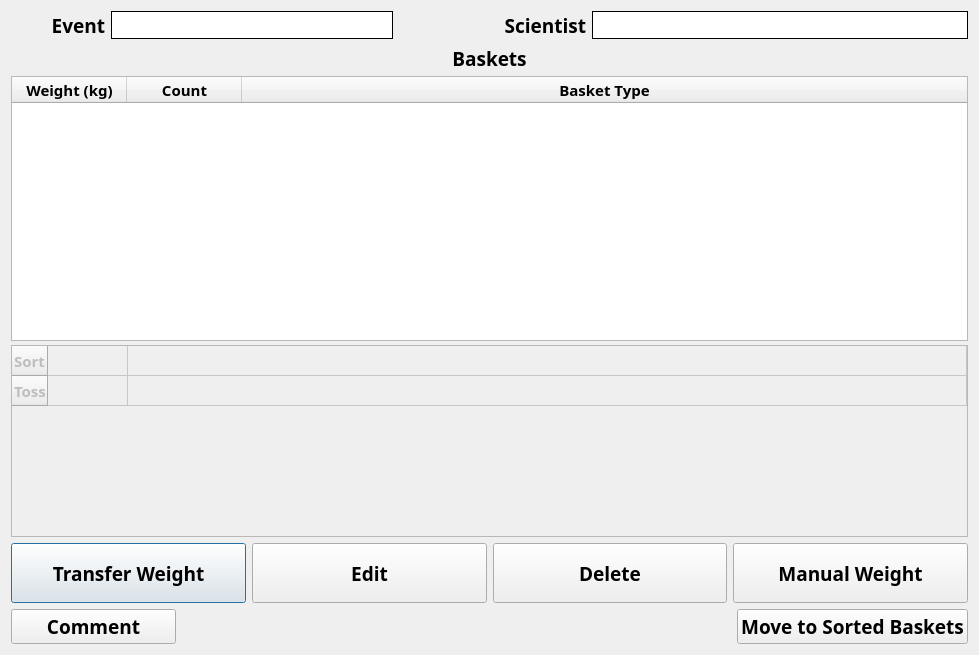
Above: ui/CPSUnsortedCatch.ui from aliciabillings-noaa/CLAMS before the change. Below: the same form after it.
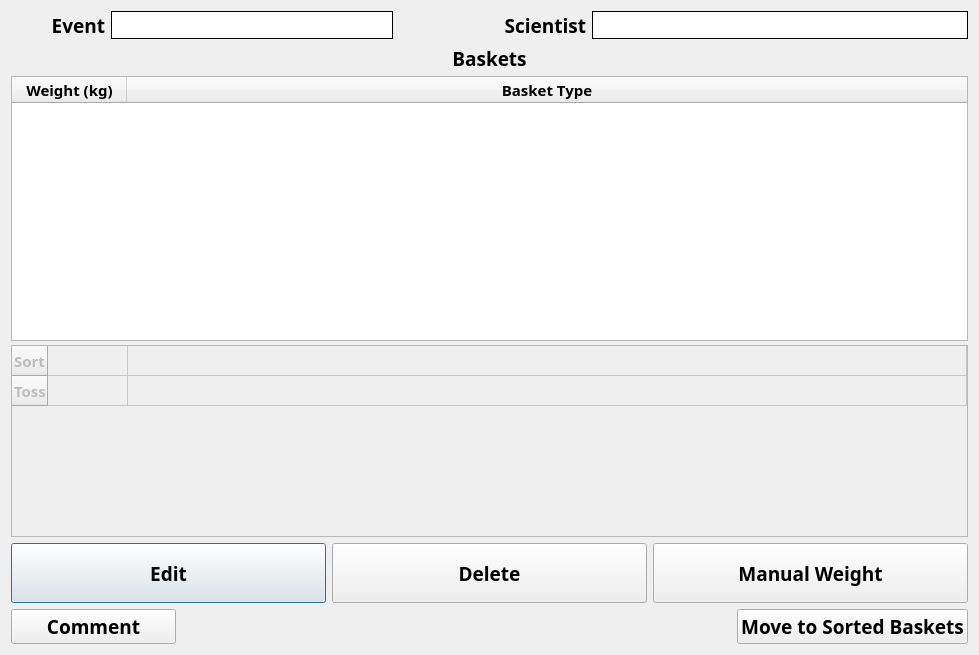
That is the form after the change.

The edit to the form file:
```diff
--- a/ui/CPSUnsortedCatch.ui
+++ b/ui/CPSUnsortedCatch.ui
@@ -209,11 +209,6 @@
            <string>Weight (kg)</string>
           </property>
          </column>
-         <column>
-          <property name="text">
-           <string>Count</string>
-          </property>
-         </column>
          <column>
           <property name="text">
            <string>Basket Type</string>
@@ -307,27 +302,6 @@
    </item>
    <item>
     <layout class="QHBoxLayout" name="horizontalLayout">
-     <item>
-      <widget class="QPushButton" name="transBtn">
-       <property name="minimumSize">
-        <size>
-         <width>0</width>
-         <height>60</height>
-        </size>
-       </property>
-       <property name="font">
-        <font>
-         <family>Arial Black</family>
-         <pointsize>14</pointsize>
-         <weight>75</weight>
-         <bold>true</bold>
-        </font>
-       </property>
-       <property name="text">
-        <string>Transfer Weight</string>
-       </property>
-      </widget>
-     </item>
      <item>
       <widget class="QPushButton" name="editBtn">
        <property name="minimumSize">
```
